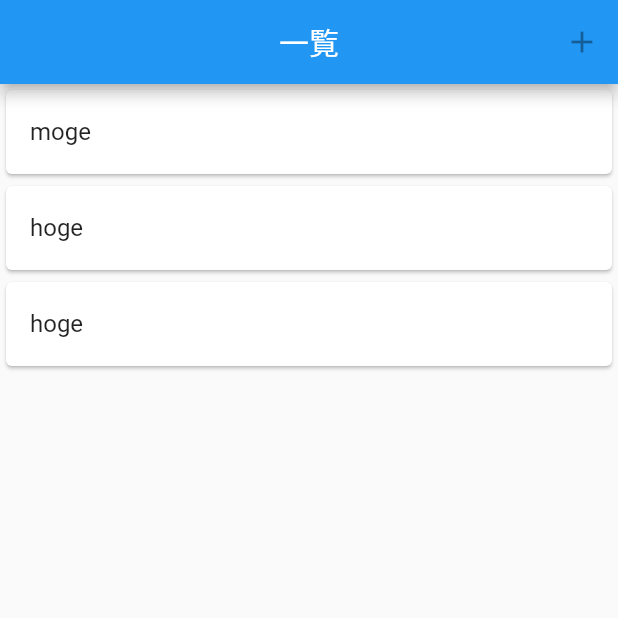
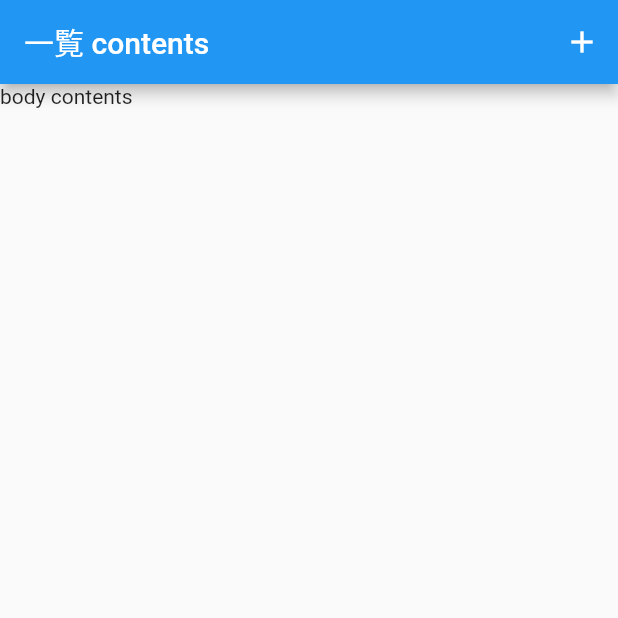
Before and after one commit to tkymr827/flutter_todolist, a Flutter app: the screen it shows after launch, on a phone screen of 412 x 824 dp, the top half of it. Run offline on Flutter 3.47's test engine with Material 2 defaults, Android fonts, the phone set to English and light mode, and no system bars.

Commit message:
add:　画面遷移できるように

```diff
--- a/lib/main.dart
+++ b/lib/main.dart
@@ -1,26 +1,60 @@
 import 'package:flutter/material.dart';
+import 'package:flutter_todolist/post.dart';
 
 void main() => runApp(Myapp());
 
 class Myapp extends StatelessWidget {
   @override
   Widget build(BuildContext context) {
-    return MaterialApp(
-        title: "一覧",
-        home: Scaffold(
-          appBar: AppBar(
-            title: Text("一覧"),
-            actions: [IconButton(icon: Icon(Icons.add))],
-            centerTitle: true,
-          ),
-          body: ListView(
-            children: [
-              Card(child: ListTile(title: Todos())),
-              Card(child: ListTile(title: Text("hoge"))),
-              Card(child: ListTile(title: Text("hoge"))),
-            ],
-          ),
-        ));
+    return MaterialApp(title: "一覧", home: Contents()
+        // home: Scaffold(
+        //   appBar: AppBar(
+        //     title: Text("一覧"),
+        //     actions: [
+        //       IconButton(
+        //         icon: Icon(Icons.add),
+        //         onPressed: () {
+        //           Navigator.push(
+        //               context,
+        //               MaterialPageRoute(
+        //                 builder: (context) => Post(),
+        //               ));
+        //         },
+        //       )
+        //     ],
+        //     centerTitle: true,
+        //   ),
+        //   body: ListView(
+        //     children: [
+        //       Card(child: ListTile(title: Todos())),
+        //       Card(child: ListTile(title: Text("hoge"))),
+        //       Card(child: ListTile(title: Text("hoge"))),
+        //     ],
+        //   ),
+        // ),
+        );
+  }
+}
+
+class Contents extends StatelessWidget {
+  @override
+  Widget build(BuildContext context) {
+    return Scaffold(
+        appBar: AppBar(
+          title: Text("一覧 contents"),
+          actions: [
+            IconButton(
+              icon: Icon(Icons.add),
+              onPressed: () {
+                Navigator.push(
+                  context,
+                  MaterialPageRoute(builder: (context) => Post()),
+                );
+              },
+            )
+          ],
+        ),
+        body: Container(child: Text("body contents")));
   }
 }
 
```
Also changed, not shown: lib/post.dart (added, +20 -0 lines).
